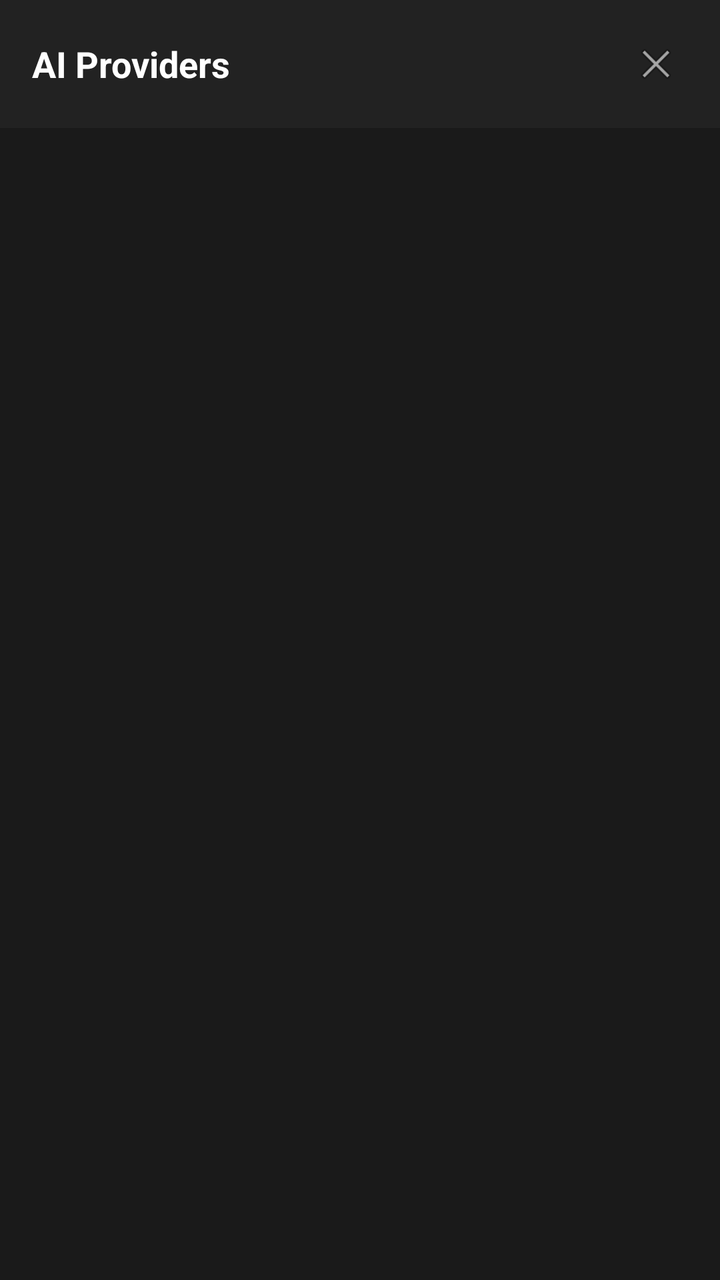
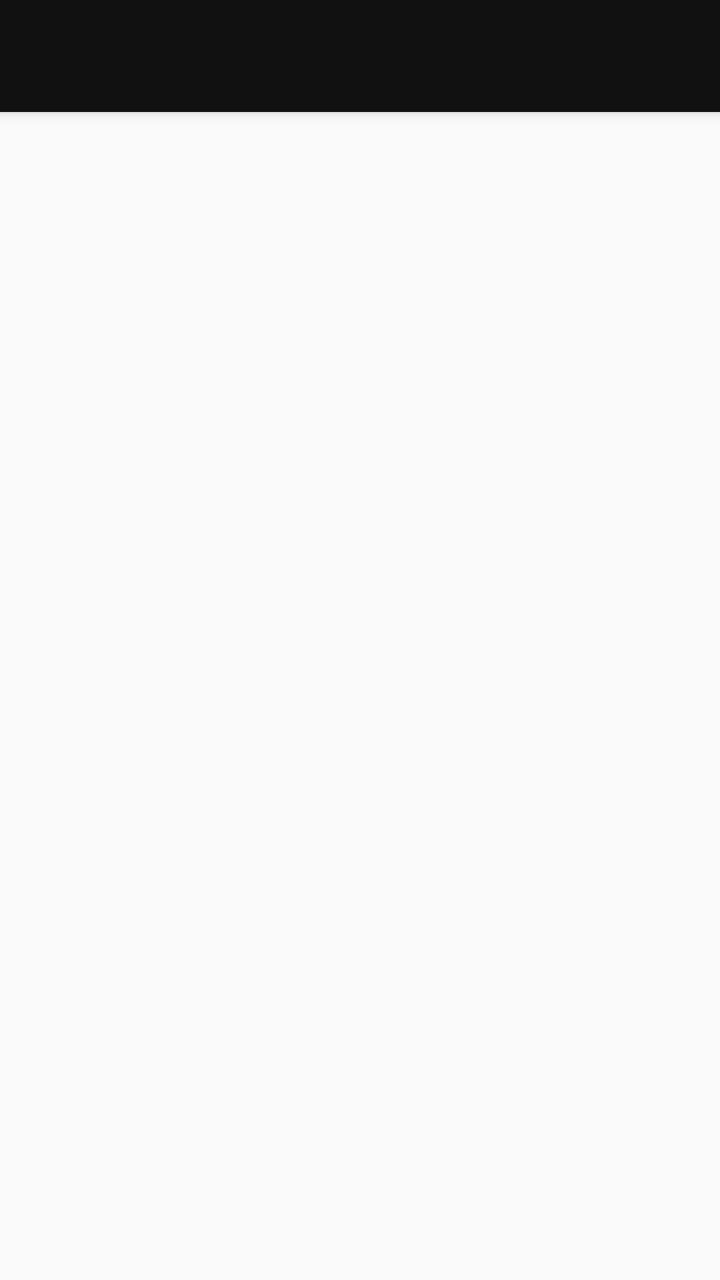

An Android layout rendered at two revisions. The XML below is the earlier revision; the diff shows what the commit changed to produce the second picture.
<!-- AndroidManifest.xml: application theme AppTheme -->
<!-- res/layout/settings_ai.xml -->
<?xml version="1.0" encoding="utf-8"?>
<LinearLayout xmlns:android="http://schemas.android.com/apk/res/android"
    android:layout_width="match_parent"
    android:layout_height="match_parent"
    android:orientation="vertical"
    android:background="#1A1A1A">

    
    <LinearLayout
        android:layout_width="match_parent"
        android:layout_height="wrap_content"
        android:orientation="horizontal"
        android:gravity="center_vertical"
        android:padding="16dp"
        android:background="#222222">

        <TextView
            android:layout_width="0dp"
            android:layout_height="wrap_content"
            android:layout_weight="1"
            android:text="AI Providers"
            android:textSize="18sp"
            android:textStyle="bold"
            android:textColor="#FFFFFF" />

        <ImageView
            android:id="@+id/ai_close"
            android:layout_width="32dp"
            android:layout_height="32dp"
            android:padding="4dp"
            android:src="@android:drawable/ic_menu_close_clear_cancel"
            android:contentDescription="Close" />

    </LinearLayout>

    
    <ScrollView
        android:layout_width="match_parent"
        android:layout_height="match_parent"
        android:fillViewport="true">

        <LinearLayout
            android:id="@+id/ai_providers_container"
            android:layout_width="match_parent"
            android:layout_height="wrap_content"
            android:orientation="vertical"
            android:padding="12dp" />

    </ScrollView>

</LinearLayout>
<!-- resources referenced by this layout -->
<resources>
  <style name="AppTheme" parent="Theme.AppCompat.DayNight.NoActionBar">
          <item name="colorPrimary">@color/colorPrimary</item>
          <item name="colorPrimaryDark">@color/colorPrimaryDark</item>
          <item name="colorAccent">@color/colorAccent</item>
          <item name="colorControlHighlight">@color/colorControlHighlight</item>
          <item name="colorControlNormal">@color/colorControlNormal</item>
      </style>
  <color name="colorPrimary">#111111</color>
  <color name="colorPrimaryDark">#111111</color>
  <color name="colorAccent">#FF0000</color>
  <color name="colorControlHighlight">#FF5252</color>
  <color name="colorControlNormal">#D50000</color>
</resources>

<!-- the commit's change to res/layout/settings_ai.xml (unified diff, before → after) -->
@@ -1,51 +1,37 @@
 <?xml version="1.0" encoding="utf-8"?>
-<LinearLayout xmlns:android="http://schemas.android.com/apk/res/android"
+<androidx.coordinatorlayout.widget.CoordinatorLayout
+    xmlns:android="http://schemas.android.com/apk/res/android"
+    xmlns:app="http://schemas.android.com/apk/res-auto"
     android:layout_width="match_parent"
-    android:layout_height="match_parent"
-    android:orientation="vertical"
-    android:background="#1A1A1A">
+    android:layout_height="match_parent">
 
-    
-    <LinearLayout
+    <com.google.android.material.appbar.AppBarLayout
+        android:id="@+id/app_bar"
         android:layout_width="match_parent"
         android:layout_height="wrap_content"
-        android:orientation="horizontal"
-        android:gravity="center_vertical"
-        android:padding="16dp"
-        android:background="#222222">
+        android:theme="@style/AppTheme.AppBarOverlay">
 
-        <TextView
-            android:layout_width="0dp"
-            android:layout_height="wrap_content"
-            android:layout_weight="1"
-            android:text="AI Providers"
-            android:textSize="18sp"
-            android:textStyle="bold"
-            android:textColor="#FFFFFF" />
+        <androidx.appcompat.widget.Toolbar
+            android:id="@+id/toolbar"
+            android:layout_width="match_parent"
+            android:layout_height="?attr/actionBarSize"
+            android:background="?attr/colorPrimary"
+            app:popupTheme="@style/AppTheme.PopupOverlay" />
 
-        <ImageView
-            android:id="@+id/ai_close"
-            android:layout_width="32dp"
-            android:layout_height="32dp"
-            android:padding="4dp"
-            android:src="@android:drawable/ic_menu_close_clear_cancel"
-            android:contentDescription="Close" />
+    </com.google.android.material.appbar.AppBarLayout>
 
-    </LinearLayout>
-
-    
     <ScrollView
         android:layout_width="match_parent"
         android:layout_height="match_parent"
-        android:fillViewport="true">
+        app:layout_behavior="@string/appbar_scrolling_view_behavior">
 
         <LinearLayout
-            android:id="@+id/ai_providers_container"
+            android:id="@+id/providers_container"
             android:layout_width="match_parent"
             android:layout_height="wrap_content"
             android:orientation="vertical"
-            android:padding="12dp" />
+            android:padding="16dp" />
 
     </ScrollView>
 
-</LinearLayout>
+</androidx.coordinatorlayout.widget.CoordinatorLayout>
<!-- resource entries referenced after the edit -->
@@ -1,5 +1,7 @@
 <!-- resources referenced by this layout -->
 <resources>
+  <style name="AppTheme.AppBarOverlay" parent="ThemeOverlay.AppCompat.Dark.ActionBar" />
+  <style name="AppTheme.PopupOverlay" parent="ThemeOverlay.AppCompat.Light" />
   <style name="AppTheme" parent="Theme.AppCompat.DayNight.NoActionBar">
           <item name="colorPrimary">@color/colorPrimary</item>
           <item name="colorPrimaryDark">@color/colorPrimaryDark</item>
